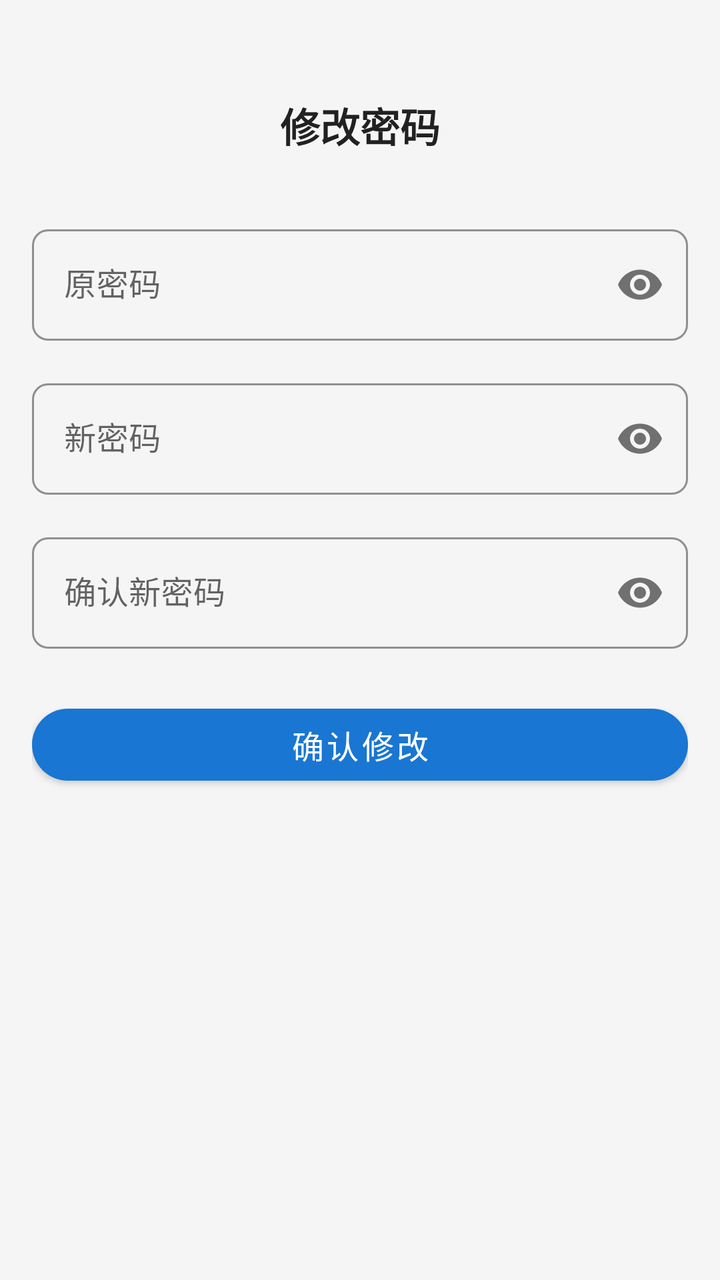
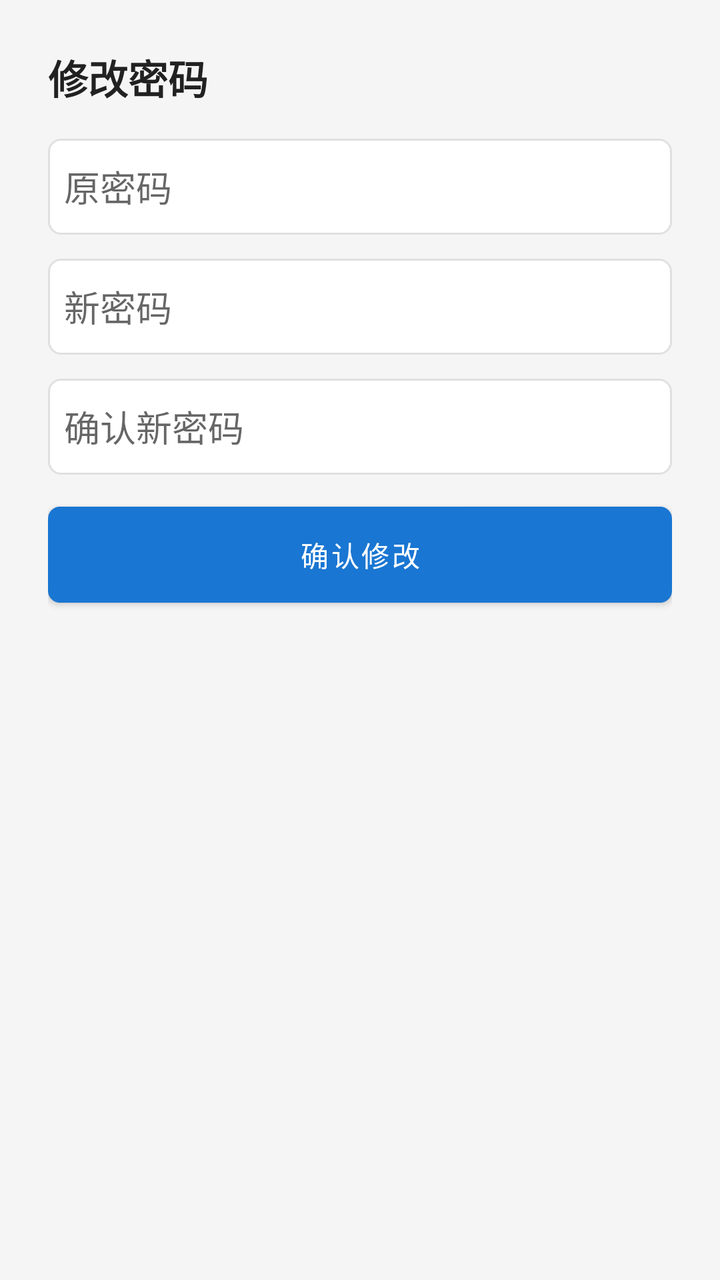

An Android layout rendered at two revisions. The XML below is the earlier revision; the diff shows what the commit changed to produce the second picture.
<!-- AndroidManifest.xml: application theme Theme.TPlusJFFZ -->
<!-- res/layout/activity_update_pwd.xml -->
<?xml version="1.0" encoding="utf-8"?>
<androidx.constraintlayout.widget.ConstraintLayout
    xmlns:android="http://schemas.android.com/apk/res/android"
    xmlns:app="http://schemas.android.com/apk/res-auto"
    xmlns:tools="http://schemas.android.com/tools"
    android:layout_width="match_parent"
    android:layout_height="match_parent"
    android:padding="@dimen/spacing_medium"
    android:background="@color/background"
    tools:context=".ui.updatepwd.UpdatePwdActivity">

    <TextView
        android:id="@+id/tv_title"
        android:layout_width="wrap_content"
        android:layout_height="wrap_content"
        android:text="@string/update_pwd_title"
        android:textSize="@dimen/text_headline"
        android:textColor="@color/text_primary"
        android:textStyle="bold"
        android:layout_marginTop="@dimen/spacing_xlarge"
        app:layout_constraintTop_toTopOf="parent"
        app:layout_constraintStart_toStartOf="parent"
        app:layout_constraintEnd_toEndOf="parent" />

    <com.google.android.material.textfield.TextInputLayout
        android:id="@+id/til_old_password"
        style="@style/Widget.TPlusJFFZ.InputField"
        android:layout_width="0dp"
        android:layout_height="wrap_content"
        android:layout_marginTop="@dimen/spacing_xlarge"
        android:hint="@string/hint_old_password"
        app:passwordToggleEnabled="true"
        app:layout_constraintTop_toBottomOf="@id/tv_title"
        app:layout_constraintStart_toStartOf="parent"
        app:layout_constraintEnd_toEndOf="parent">

        <com.google.android.material.textfield.TextInputEditText
            android:id="@+id/et_old_password"
            android:layout_width="match_parent"
            android:layout_height="wrap_content"
            android:inputType="textPassword" />
    </com.google.android.material.textfield.TextInputLayout>

    <com.google.android.material.textfield.TextInputLayout
        android:id="@+id/til_new_password"
        style="@style/Widget.TPlusJFFZ.InputField"
        android:layout_width="0dp"
        android:layout_height="wrap_content"
        android:layout_marginTop="@dimen/spacing_medium"
        android:hint="@string/hint_new_password"
        app:passwordToggleEnabled="true"
        app:layout_constraintTop_toBottomOf="@id/til_old_password"
        app:layout_constraintStart_toStartOf="parent"
        app:layout_constraintEnd_toEndOf="parent">

        <com.google.android.material.textfield.TextInputEditText
            android:id="@+id/et_new_password"
            android:layout_width="match_parent"
            android:layout_height="wrap_content"
            android:inputType="textPassword" />
    </com.google.android.material.textfield.TextInputLayout>

    <com.google.android.material.textfield.TextInputLayout
        android:id="@+id/til_confirm_password"
        style="@style/Widget.TPlusJFFZ.InputField"
        android:layout_width="0dp"
        android:layout_height="wrap_content"
        android:layout_marginTop="@dimen/spacing_medium"
        android:hint="@string/hint_confirm_password"
        app:passwordToggleEnabled="true"
        app:layout_constraintTop_toBottomOf="@id/til_new_password"
        app:layout_constraintStart_toStartOf="parent"
        app:layout_constraintEnd_toEndOf="parent">

        <com.google.android.material.textfield.TextInputEditText
            android:id="@+id/et_confirm_password"
            android:layout_width="match_parent"
            android:layout_height="wrap_content"
            android:inputType="textPassword" />
    </com.google.android.material.textfield.TextInputLayout>

    <com.google.android.material.button.MaterialButton
        android:id="@+id/btn_update_pwd"
        style="@style/Widget.TPlusJFFZ.Button.Primary"
        android:layout_width="0dp"
        android:layout_height="@dimen/button_height"
        android:text="@string/btn_update_pwd"
        android:layout_marginTop="@dimen/spacing_large"
        app:layout_constraintTop_toBottomOf="@id/til_confirm_password"
        app:layout_constraintStart_toStartOf="parent"
        app:layout_constraintEnd_toEndOf="parent" />

    <ProgressBar
        android:id="@+id/progress_bar"
        android:layout_width="wrap_content"
        android:layout_height="wrap_content"
        android:visibility="gone"
        app:layout_constraintTop_toTopOf="parent"
        app:layout_constraintBottom_toBottomOf="parent"
        app:layout_constraintStart_toStartOf="parent"
        app:layout_constraintEnd_toEndOf="parent" />

</androidx.constraintlayout.widget.ConstraintLayout>
<!-- resources referenced by this layout -->
<resources>
  <color name="background">#F5F5F5</color>
  <color name="text_primary">#212121</color>
  <dimen name="button_height">48dp</dimen>
  <dimen name="spacing_large">24dp</dimen>
  <dimen name="spacing_medium">16dp</dimen>
  <dimen name="spacing_xlarge">32dp</dimen>
  <dimen name="text_headline">20sp</dimen>
  <string name="btn_update_pwd">确认修改</string>
  <string name="hint_confirm_password">确认新密码</string>
  <string name="hint_new_password">新密码</string>
  <string name="hint_old_password">原密码</string>
  <string name="update_pwd_title">修改密码</string>
  <style name="Widget.TPlusJFFZ.Button.Primary" parent="Widget.MaterialComponents.Button">
          <item name="android:layout_height">@dimen/button_height</item>
          <item name="cornerRadius">@dimen/button_corner_radius</item>
          <item name="android:textColor">@color/white</item>
          <item name="android:textSize">@dimen/text_subtitle</item>
          <item name="android:paddingStart">@dimen/button_padding_horizontal</item>
          <item name="android:paddingEnd">@dimen/button_padding_horizontal</item>
          <item name="android:textAllCaps">false</item>
      </style>
  <style name="Widget.TPlusJFFZ.InputField" parent="Widget.MaterialComponents.TextInputLayout.OutlinedBox">
          <item name="boxCornerRadiusTopStart">@dimen/input_corner_radius</item>
          <item name="boxCornerRadiusTopEnd">@dimen/input_corner_radius</item>
          <item name="boxCornerRadiusBottomStart">@dimen/input_corner_radius</item>
          <item name="boxCornerRadiusBottomEnd">@dimen/input_corner_radius</item>
          <item name="boxStrokeColor">@color/primary</item>
      </style>
  <style name="Theme.TPlusJFFZ" parent="Theme.MaterialComponents.DayNight.NoActionBar">
          <item name="colorPrimary">@color/primary</item>
          <item name="colorPrimaryVariant">@color/primary_dark</item>
          <item name="colorOnPrimary">@color/white</item>
          <item name="colorSecondary">@color/accent</item>
          <item name="colorSecondaryVariant">@color/accent</item>
          <item name="colorOnSecondary">@color/white</item>
          <item name="android:statusBarColor">@color/primary_dark</item>
          <item name="android:navigationBarColor">@color/background</item>
          <item name="android:windowBackground">@color/background</item>
          <item name="android:textColorPrimary">@color/text_primary</item>
          <item name="android:textColorSecondary">@color/text_secondary</item>
      </style>
  <dimen name="button_corner_radius">24dp</dimen>
  <color name="white">#FFFFFFFF</color>
  <dimen name="text_subtitle">16sp</dimen>
  <dimen name="button_padding_horizontal">24dp</dimen>
  <dimen name="input_corner_radius">8dp</dimen>
  <color name="primary">#1976D2</color>
  <color name="primary_dark">#1565C0</color>
  <color name="accent">#FF4081</color>
  <color name="text_secondary">#757575</color>
</resources>

<!-- the commit's change to res/layout/activity_update_pwd.xml (unified diff, before → after) -->
@@ -1,103 +1,64 @@
 <?xml version="1.0" encoding="utf-8"?>
-<androidx.constraintlayout.widget.ConstraintLayout
-    xmlns:android="http://schemas.android.com/apk/res/android"
-    xmlns:app="http://schemas.android.com/apk/res-auto"
-    xmlns:tools="http://schemas.android.com/tools"
+<ScrollView xmlns:android="http://schemas.android.com/apk/res/android"
     android:layout_width="match_parent"
     android:layout_height="match_parent"
-    android:padding="@dimen/spacing_medium"
     android:background="@color/background"
-    tools:context=".ui.updatepwd.UpdatePwdActivity">
+    android:fillViewport="true">
 
-    <TextView
-        android:id="@+id/tv_title"
-        android:layout_width="wrap_content"
+    <LinearLayout
+        android:layout_width="match_parent"
         android:layout_height="wrap_content"
-        android:text="@string/update_pwd_title"
-        android:textSize="@dimen/text_headline"
-        android:textColor="@color/text_primary"
-        android:textStyle="bold"
-        android:layout_marginTop="@dimen/spacing_xlarge"
-        app:layout_constraintTop_toTopOf="parent"
-        app:layout_constraintStart_toStartOf="parent"
-        app:layout_constraintEnd_toEndOf="parent" />
+        android:orientation="vertical"
+        android:padding="24dp">
 
-    <com.google.android.material.textfield.TextInputLayout
-        android:id="@+id/til_old_password"
-        style="@style/Widget.TPlusJFFZ.InputField"
-        android:layout_width="0dp"
-        android:layout_height="wrap_content"
-        android:layout_marginTop="@dimen/spacing_xlarge"
-        android:hint="@string/hint_old_password"
-        app:passwordToggleEnabled="true"
-        app:layout_constraintTop_toBottomOf="@id/tv_title"
-        app:layout_constraintStart_toStartOf="parent"
-        app:layout_constraintEnd_toEndOf="parent">
-
-        <com.google.android.material.textfield.TextInputEditText
-            android:id="@+id/et_old_password"
+        <TextView
             android:layout_width="match_parent"
             android:layout_height="wrap_content"
-            android:inputType="textPassword" />
-    </com.google.android.material.textfield.TextInputLayout>
+            android:text="@string/update_pwd_title"
+            android:textSize="20sp"
+            android:textStyle="bold"
+            android:textColor="@color/text_primary"
+            android:layout_marginBottom="16dp" />
 
-    <com.google.android.material.textfield.TextInputLayout
-        android:id="@+id/til_new_password"
-        style="@style/Widget.TPlusJFFZ.InputField"
-        android:layout_width="0dp"
-        android:layout_height="wrap_content"
-        android:layout_marginTop="@dimen/spacing_medium"
-        android:hint="@string/hint_new_password"
-        app:passwordToggleEnabled="true"
-        app:layout_constraintTop_toBottomOf="@id/til_old_password"
-        app:layout_constraintStart_toStartOf="parent"
-        app:layout_constraintEnd_toEndOf="parent">
+        <EditText
+            android:id="@+id/etOldPwd"
+            android:layout_width="match_parent"
+            android:layout_height="48dp"
+            android:hint="@string/hint_old_password"
+            android:inputType="textPassword"
+            android:padding="8dp"
+            android:background="@drawable/input_background"
+            android:textColor="@color/text_primary" />
 
-        <com.google.android.material.textfield.TextInputEditText
-            android:id="@+id/et_new_password"
+        <EditText
+            android:id="@+id/etNewPwd"
             android:layout_width="match_parent"
-            android:layout_height="wrap_content"
-            android:inputType="textPassword" />
-    </com.google.android.material.textfield.TextInputLayout>
+            android:layout_height="48dp"
+            android:layout_marginTop="12dp"
+            android:hint="@string/hint_new_password"
+            android:inputType="textPassword"
+            android:padding="8dp"
+            android:background="@drawable/input_background"
+            android:textColor="@color/text_primary" />
 
-    <com.google.android.material.textfield.TextInputLayout
-        android:id="@+id/til_confirm_password"
-        style="@style/Widget.TPlusJFFZ.InputField"
-        android:layout_width="0dp"
-        android:layout_height="wrap_content"
-        android:layout_marginTop="@dimen/spacing_medium"
-        android:hint="@string/hint_confirm_password"
-        app:passwordToggleEnabled="true"
-        app:layout_constraintTop_toBottomOf="@id/til_new_password"
-        app:layout_constraintStart_toStartOf="parent"
-        app:layout_constraintEnd_toEndOf="parent">
+        <EditText
+            android:id="@+id/etConfirmPwd"
+            android:layout_width="match_parent"
+            android:layout_height="48dp"
+            android:layout_marginTop="12dp"
+            android:hint="@string/hint_confirm_password"
+            android:inputType="textPassword"
+            android:padding="8dp"
+            android:background="@drawable/input_background"
+            android:textColor="@color/text_primary" />
 
-        <com.google.android.material.textfield.TextInputEditText
-            android:id="@+id/et_confirm_password"
+        <Button
+            android:id="@+id/btnUpdate"
             android:layout_width="match_parent"
-            android:layout_height="wrap_content"
-            android:inputType="textPassword" />
-    </com.google.android.material.textfield.TextInputLayout>
-
-    <com.google.android.material.button.MaterialButton
-        android:id="@+id/btn_update_pwd"
-        style="@style/Widget.TPlusJFFZ.Button.Primary"
-        android:layout_width="0dp"
-        android:layout_height="@dimen/button_height"
-        android:text="@string/btn_update_pwd"
-        android:layout_marginTop="@dimen/spacing_large"
-        app:layout_constraintTop_toBottomOf="@id/til_confirm_password"
-        app:layout_constraintStart_toStartOf="parent"
-        app:layout_constraintEnd_toEndOf="parent" />
-
-    <ProgressBar
-        android:id="@+id/progress_bar"
-        android:layout_width="wrap_content"
-        android:layout_height="wrap_content"
-        android:visibility="gone"
-        app:layout_constraintTop_toTopOf="parent"
-        app:layout_constraintBottom_toBottomOf="parent"
-        app:layout_constraintStart_toStartOf="parent"
-        app:layout_constraintEnd_toEndOf="parent" />
-
-</androidx.constraintlayout.widget.ConstraintLayout>
+            android:layout_height="48dp"
+            android:layout_marginTop="16dp"
+            android:text="@string/btn_update_pwd"
+            android:textColor="@color/white"
+            android:background="@drawable/button_primary" />
+    </LinearLayout>
+</ScrollView>
<!-- resource entries referenced after the edit -->
@@ -2,32 +2,11 @@
 <resources>
   <color name="background">#F5F5F5</color>
   <color name="text_primary">#212121</color>
-  <dimen name="button_height">48dp</dimen>
-  <dimen name="spacing_large">24dp</dimen>
-  <dimen name="spacing_medium">16dp</dimen>
-  <dimen name="spacing_xlarge">32dp</dimen>
-  <dimen name="text_headline">20sp</dimen>
   <string name="btn_update_pwd">确认修改</string>
   <string name="hint_confirm_password">确认新密码</string>
   <string name="hint_new_password">新密码</string>
   <string name="hint_old_password">原密码</string>
   <string name="update_pwd_title">修改密码</string>
-  <style name="Widget.TPlusJFFZ.Button.Primary" parent="Widget.MaterialComponents.Button">
-          <item name="android:layout_height">@dimen/button_height</item>
-          <item name="cornerRadius">@dimen/button_corner_radius</item>
-          <item name="android:textColor">@color/white</item>
-          <item name="android:textSize">@dimen/text_subtitle</item>
-          <item name="android:paddingStart">@dimen/button_padding_horizontal</item>
-          <item name="android:paddingEnd">@dimen/button_padding_horizontal</item>
-          <item name="android:textAllCaps">false</item>
-      </style>
-  <style name="Widget.TPlusJFFZ.InputField" parent="Widget.MaterialComponents.TextInputLayout.OutlinedBox">
-          <item name="boxCornerRadiusTopStart">@dimen/input_corner_radius</item>
-          <item name="boxCornerRadiusTopEnd">@dimen/input_corner_radius</item>
-          <item name="boxCornerRadiusBottomStart">@dimen/input_corner_radius</item>
-          <item name="boxCornerRadiusBottomEnd">@dimen/input_corner_radius</item>
-          <item name="boxStrokeColor">@color/primary</item>
-      </style>
   <style name="Theme.TPlusJFFZ" parent="Theme.MaterialComponents.DayNight.NoActionBar">
           <item name="colorPrimary">@color/primary</item>
           <item name="colorPrimaryVariant">@color/primary_dark</item>
@@ -41,12 +20,25 @@
           <item name="android:textColorPrimary">@color/text_primary</item>
           <item name="android:textColorSecondary">@color/text_secondary</item>
       </style>
-  <dimen name="button_corner_radius">24dp</dimen>
   <color name="white">#FFFFFFFF</color>
-  <dimen name="text_subtitle">16sp</dimen>
-  <dimen name="button_padding_horizontal">24dp</dimen>
-  <dimen name="input_corner_radius">8dp</dimen>
+  <!-- drawable button_primary (drawable) -->
+  <?xml version="1.0" encoding="utf-8"?>
+  <shape xmlns:android="http://schemas.android.com/apk/res/android"
+      android:shape="rectangle">
+      <solid android:color="@color/primary" />
+      <corners android:radius="6dp" />
+  </shape>
+  <!-- drawable input_background (drawable) -->
+  <?xml version="1.0" encoding="utf-8"?>
+  <shape xmlns:android="http://schemas.android.com/apk/res/android"
+      android:shape="rectangle">
+      <solid android:color="@color/surface" />
+      <stroke android:width="1dp" android:color="@color/divider" />
+      <corners android:radius="6dp" />
+  </shape>
   <color name="primary">#1976D2</color>
+  <color name="surface">#FFFFFF</color>
+  <color name="divider">#E0E0E0</color>
   <color name="primary_dark">#1565C0</color>
   <color name="accent">#FF4081</color>
   <color name="text_secondary">#757575</color>
